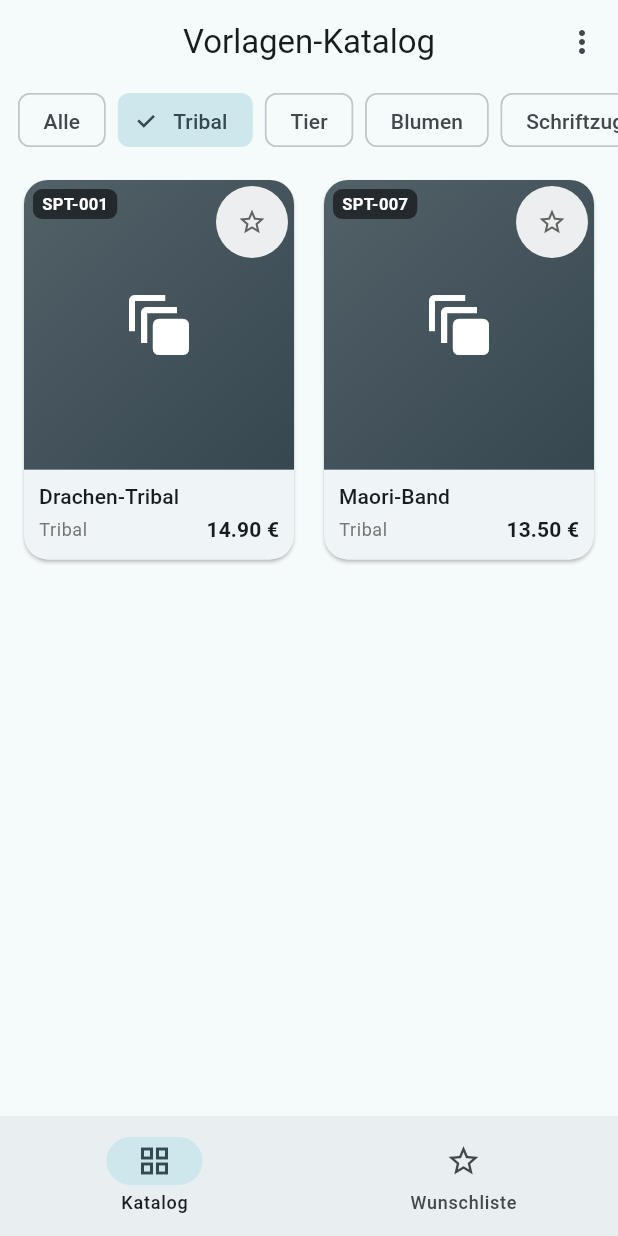
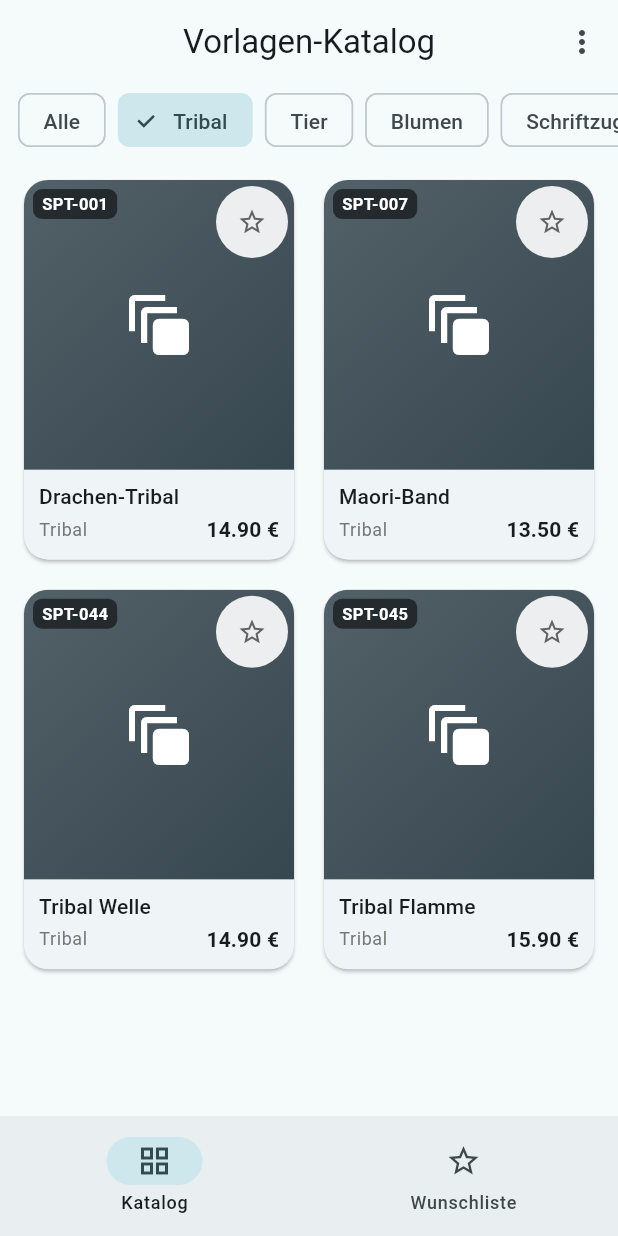
Before and after one commit to carstenroesner/spraytattoo_katalog, a Flutter app: the screen it shows after launch, after a tap on "Tribal", on a phone screen of 412 x 824 dp. Run offline on Flutter 3.47's test engine with Material 3 defaults, Android fonts, the phone set to English and light mode, and no system bars.

Commit message:
Katalog um 30 Vorlagen erweitert (Winterberg-Themenpaket)
- Neue Kategorien: Ski, Bike, Bob, Getränke
- 30 neue Vorlagen (SPT-017..SPT-046), u. a. Ski/Bike/Bob-Motive,
  Getränke-/Alkohol-Motive und ein eigens gestaltetes W-Monogramm
  ("W-Monogramm Wintersport") – kein Abbild eines echten Stadt- oder
  Vereinslogos, sondern ein eigenständiges Design
- FUNKTIONSUMFANG.md und In-App-Funktionsumfang auf 46 Vorlagen und
  die neuen Kategorien aktualisiert

Co-Authored-By: Claude Sonnet 5 <noreply@anthropic.com>
Claude-Session: https://claude.ai/code/session_01SduZrzS5qV8QwHbXM3QG7a

```diff
--- a/lib/content/feature_overview_content.dart
+++ b/lib/content/feature_overview_content.dart
@@ -19,7 +19,8 @@ const List<FeatureSection> featureOverviewSections = [
     title: '1. Katalog durchblättern',
     points: [
       'Alle Vorlagen werden als Kachel-Raster mit Vorschaubild angezeigt.',
-      'Filter nach Kategorie: Tribal, Tier, Blumen, Schriftzug, Symbol, Fantasie.',
+      'Filter nach Kategorie: Tribal, Tier, Blumen, Schriftzug, Symbol, Fantasie, '
+          'Ski, Bike, Bob, Getränke.',
       'Auf einen Blick sichtbar: Name, Kategorie, Preis und Schablonen-Nummer.',
       'Detailansicht mit größerem Bild, Beschreibung, Preis und Nummer.',
     ],
@@ -60,6 +61,8 @@ const List<FeatureSection> featureOverviewSections = [
 
 const List<String> featureOverviewKnownLimitations = [
   'Vorschaubilder sind aktuell farbige Platzhalter mit Kategorie-Icon.',
-  'Der Katalog besteht aus 16 Beispiel-Vorlagen (Mock-Daten), noch kein Backend.',
+  'Der Katalog besteht aus 46 Beispiel-Vorlagen (Mock-Daten), noch kein Backend.',
+  'Das "W-Monogramm Wintersport" ist ein eigenständiges Design, kein Abbild '
+      'eines echten Stadt- oder Vereinslogos.',
   'Der Kaufabschluss ist simuliert, es gibt noch keine echte Zahlungsabwicklung.',
 ];
--- a/lib/models/mock_catalog.dart
+++ b/lib/models/mock_catalog.dart
@@ -131,4 +131,249 @@ final List<TattooTemplate> mockCatalog = [
     price: 20.00,
     description: 'Filigrane Fee-Illustration mit Federflügeln.',
   ),
+
+  // --- Winterberg-Erweiterung (SPT-017 .. SPT-046) ---
+  const TattooTemplate(
+    id: 't017',
+    templateNumber: 'SPT-017',
+    name: 'W-Monogramm Wintersport',
+    category: TemplateCategory.schriftzug,
+    price: 11.90,
+    description:
+        'Eigens gestaltetes, schlichtes W-Monogramm mit gekreuzten Ski im Hintergrund – '
+        'kein Abbild eines echten Stadt- oder Vereinslogos, sondern ein eigenständiges '
+        'Wintersport-Design.',
+  ),
+  const TattooTemplate(
+    id: 't018',
+    templateNumber: 'SPT-018',
+    name: 'Carving Ski',
+    category: TemplateCategory.ski,
+    price: 15.90,
+    description: 'Zwei gekreuzte Skier mit Stöcken, klassisches Motiv für Wintersportfans.',
+  ),
+  const TattooTemplate(
+    id: 't019',
+    templateNumber: 'SPT-019',
+    name: 'Schwarze Piste',
+    category: TemplateCategory.ski,
+    price: 17.50,
+    description: 'Abfahrtsläufer in dynamischer Haltung, minimalistisch gehalten.',
+  ),
+  const TattooTemplate(
+    id: 't020',
+    templateNumber: 'SPT-020',
+    name: 'Schneeflocke Alpin',
+    category: TemplateCategory.ski,
+    price: 9.90,
+    description: 'Stilisierte Schneeflocke, gut kombinierbar mit anderen Wintersport-Motiven.',
+  ),
+  const TattooTemplate(
+    id: 't021',
+    templateNumber: 'SPT-021',
+    name: 'Downhill Trail',
+    category: TemplateCategory.bike,
+    price: 16.90,
+    description: 'Mountainbike in Seitenansicht mit angedeuteter Reifenspur.',
+  ),
+  const TattooTemplate(
+    id: 't022',
+    templateNumber: 'SPT-022',
+    name: 'Kettenrad',
+    category: TemplateCategory.bike,
+    price: 12.50,
+    description: 'Fahrrad-Kettenrad als grafisches Rund-Symbol.',
+  ),
+  const TattooTemplate(
+    id: 't023',
+    templateNumber: 'SPT-023',
+    name: 'Trail Lenker',
+    category: TemplateCategory.bike,
+    price: 14.90,
+    description: 'Bike-Lenker mit angedeuteten Trail-Linien im Hintergrund.',
+  ),
+  const TattooTemplate(
+    id: 't024',
+    templateNumber: 'SPT-024',
+    name: 'Eiskanal Sprint',
+    category: TemplateCategory.bob,
+    price: 19.90,
+    description: 'Zweier-Bob in voller Fahrt – Motiv für Bobbahn-Fans.',
+  ),
+  const TattooTemplate(
+    id: 't025',
+    templateNumber: 'SPT-025',
+    name: 'Startnummer Eins',
+    category: TemplateCategory.bob,
+    price: 10.90,
+    description: 'Grafische Startnummer mit Eiskristall-Rahmen.',
+  ),
+  const TattooTemplate(
+    id: 't026',
+    templateNumber: 'SPT-026',
+    name: 'Bierkrug Prost',
+    category: TemplateCategory.getraenke,
+    price: 13.90,
+    description: 'Klassischer Bierkrug mit Schaumkrone, für alle Après-Ski-Fans.',
+  ),
+  const TattooTemplate(
+    id: 't027',
+    templateNumber: 'SPT-027',
+    name: 'Cheers Schriftzug',
+    category: TemplateCategory.getraenke,
+    price: 11.50,
+    description: '"Cheers"-Schriftzug mit zwei angestoßenen Gläsern.',
+  ),
+  const TattooTemplate(
+    id: 't028',
+    templateNumber: 'SPT-028',
+    name: 'Hopfen & Malz',
+    category: TemplateCategory.getraenke,
+    price: 15.90,
+    description: 'Hopfenzweig, der sich um ein Bierglas rankt.',
+  ),
+  const TattooTemplate(
+    id: 't029',
+    templateNumber: 'SPT-029',
+    name: 'Après-Ski Shot',
+    category: TemplateCategory.getraenke,
+    price: 9.50,
+    description: 'Schnapsglas mit feinem Schneeflocken-Muster, Après-Ski-Stimmung.',
+  ),
+  const TattooTemplate(
+    id: 't030',
+    templateNumber: 'SPT-030',
+    name: 'Alpenadler',
+    category: TemplateCategory.tier,
+    price: 18.90,
+    description: 'Adler mit ausgebreiteten Schwingen über einer Berggipfel-Silhouette.',
+  ),
+  const TattooTemplate(
+    id: 't031',
+    templateNumber: 'SPT-031',
+    name: 'Steinbock',
+    category: TemplateCategory.tier,
+    price: 17.90,
+    description: 'Alpensteinbock im Profil mit markanten geschwungenen Hörnern.',
+  ),
+  const TattooTemplate(
+    id: 't032',
+    templateNumber: 'SPT-032',
+    name: 'Wolfsrudel',
+    category: TemplateCategory.tier,
+    price: 19.50,
+    description: 'Zwei Wolfsköpfe Rücken an Rücken, symmetrisch angeordnet.',
+  ),
+  const TattooTemplate(
+    id: 't033',
+    templateNumber: 'SPT-033',
+    name: 'Kompassrose',
+    category: TemplateCategory.symbol,
+    price: 14.50,
+    description: 'Klassische Kompassrose mit feinen Linienverzierungen.',
+  ),
+  const TattooTemplate(
+    id: 't034',
+    templateNumber: 'SPT-034',
+    name: 'Anker Nautik',
+    category: TemplateCategory.symbol,
+    price: 13.50,
+    description: 'Klassisches Anker-Motiv, mit Seil umwickelt.',
+  ),
+  const TattooTemplate(
+    id: 't035',
+    templateNumber: 'SPT-035',
+    name: 'Mandala Rund',
+    category: TemplateCategory.symbol,
+    price: 16.50,
+    description: 'Filigranes, rundes Mandala-Muster.',
+  ),
+  const TattooTemplate(
+    id: 't036',
+    templateNumber: 'SPT-036',
+    name: 'Blitz & Wolke',
+    category: TemplateCategory.symbol,
+    price: 10.90,
+    description: 'Stilisierter Blitz mit angedeuteter Gewitterwolke.',
+  ),
+  const TattooTemplate(
+    id: 't037',
+    templateNumber: 'SPT-037',
+    name: 'Bergpanorama',
+    category: TemplateCategory.symbol,
+    price: 15.50,
+    description: 'Dreifache Bergsilhouette mit aufgehender Sonne.',
+  ),
+  const TattooTemplate(
+    id: 't038',
+    templateNumber: 'SPT-038',
+    name: 'Edelweiß',
+    category: TemplateCategory.blumen,
+    price: 12.90,
+    description: 'Klassisches Alpen-Edelweiß, filigran gezeichnet.',
+  ),
+  const TattooTemplate(
+    id: 't039',
+    templateNumber: 'SPT-039',
+    name: 'Rosenranke Fein',
+    category: TemplateCategory.blumen,
+    price: 16.90,
+    description: 'Verschlungene Rosenranke mit Dornen.',
+  ),
+  const TattooTemplate(
+    id: 't040',
+    templateNumber: 'SPT-040',
+    name: 'Kirschblüte Fein',
+    category: TemplateCategory.blumen,
+    price: 12.00,
+    description: 'Zarter Kirschblütenzweig, Ergänzung zu SPT-003.',
+  ),
+  const TattooTemplate(
+    id: 't041',
+    templateNumber: 'SPT-041',
+    name: 'Drachenauge',
+    category: TemplateCategory.fantasie,
+    price: 18.50,
+    description: 'Stilisiertes Drachenauge, umrahmt von Flammen.',
+  ),
+  const TattooTemplate(
+    id: 't042',
+    templateNumber: 'SPT-042',
+    name: 'Phönix Aufstieg',
+    category: TemplateCategory.fantasie,
+    price: 21.90,
+    description: 'Phönix im Aufflug mit weit gespannten Flügeln.',
+  ),
+  const TattooTemplate(
+    id: 't043',
+    templateNumber: 'SPT-043',
+    name: 'Traumfänger',
+    category: TemplateCategory.fantasie,
+    price: 17.50,
+    description: 'Klassischer Traumfänger mit herabhängenden Federn.',
+  ),
+  const TattooTemplate(
+    id: 't044',
+    templateNumber: 'SPT-044',
+    name: 'Tribal Welle',
+    category: TemplateCategory.tribal,
+    price: 14.90,
+    description: 'Fließendes, symmetrisches Wellen-Tribal.',
+  ),
+  const TattooTemplate(
+    id: 't045',
+    templateNumber: 'SPT-045',
+    name: 'Tribal Flamme',
+    category: TemplateCategory.tribal,
+    price: 15.90,
+    description: 'Tribal-Muster in geschwungener Flammenform.',
+  ),
+  const TattooTemplate(
+    id: 't046',
+    templateNumber: 'SPT-046',
+    name: '"Für immer" Schriftzug',
+    category: TemplateCategory.schriftzug,
+    price: 9.90,
+    description: 'Geschwungener Schriftzug, klassisches Freundschafts-/Partner-Motiv.',
+  ),
 ];
--- a/lib/models/tattoo_template.dart
+++ b/lib/models/tattoo_template.dart
@@ -1,7 +1,18 @@
 import 'package:flutter/material.dart';
 
 /// Kategorie einer Spraytattoo-Vorlage, bestimmt u. a. Icon und Platzhalterfarbe.
-enum TemplateCategory { tribal, tier, blumen, schriftzug, symbol, fantasie }
+enum TemplateCategory {
+  tribal,
+  tier,
+  blumen,
+  schriftzug,
+  symbol,
+  fantasie,
+  ski,
+  bike,
+  bob,
+  getraenke,
+}
 
 extension TemplateCategoryLabel on TemplateCategory {
   String get label {
@@ -18,6 +29,14 @@ extension TemplateCategoryLabel on TemplateCategory {
         return 'Symbol';
       case TemplateCategory.fantasie:
         return 'Fantasie';
+      case TemplateCategory.ski:
+        return 'Ski';
+      case TemplateCategory.bike:
+        return 'Bike';
+      case TemplateCategory.bob:
+        return 'Bob';
+      case TemplateCategory.getraenke:
+        return 'Getränke';
     }
   }
 
@@ -35,6 +54,14 @@ extension TemplateCategoryLabel on TemplateCategory {
         return Icons.hexagon_outlined;
       case TemplateCategory.fantasie:
         return Icons.auto_fix_high;
+      case TemplateCategory.ski:
+        return Icons.downhill_skiing;
+      case TemplateCategory.bike:
+        return Icons.pedal_bike;
+      case TemplateCategory.bob:
+        return Icons.speed;
+      case TemplateCategory.getraenke:
+        return Icons.sports_bar;
     }
   }
 
@@ -52,6 +79,14 @@ extension TemplateCategoryLabel on TemplateCategory {
         return const Color(0xFF00695C);
       case TemplateCategory.fantasie:
         return const Color(0xFF6A1B9A);
+      case TemplateCategory.ski:
+        return const Color(0xFF0277BD);
+      case TemplateCategory.bike:
+        return const Color(0xFF2E7D32);
+      case TemplateCategory.bob:
+        return const Color(0xFF1A237E);
+      case TemplateCategory.getraenke:
+        return const Color(0xFFFF8F00);
     }
   }
 }
```
Also changed, not shown: 1 other file.
